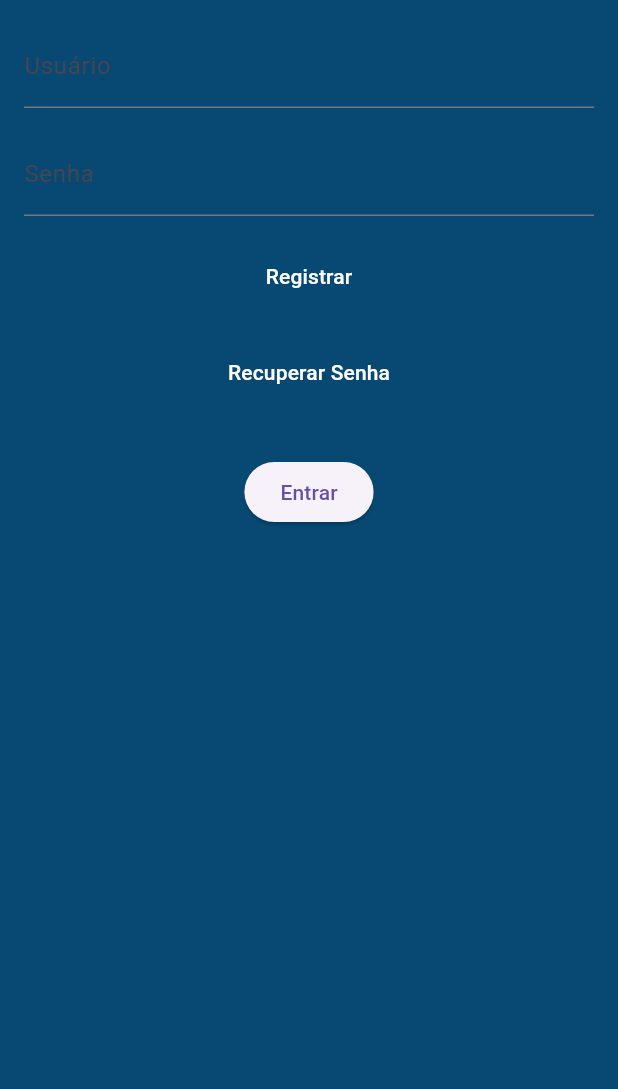
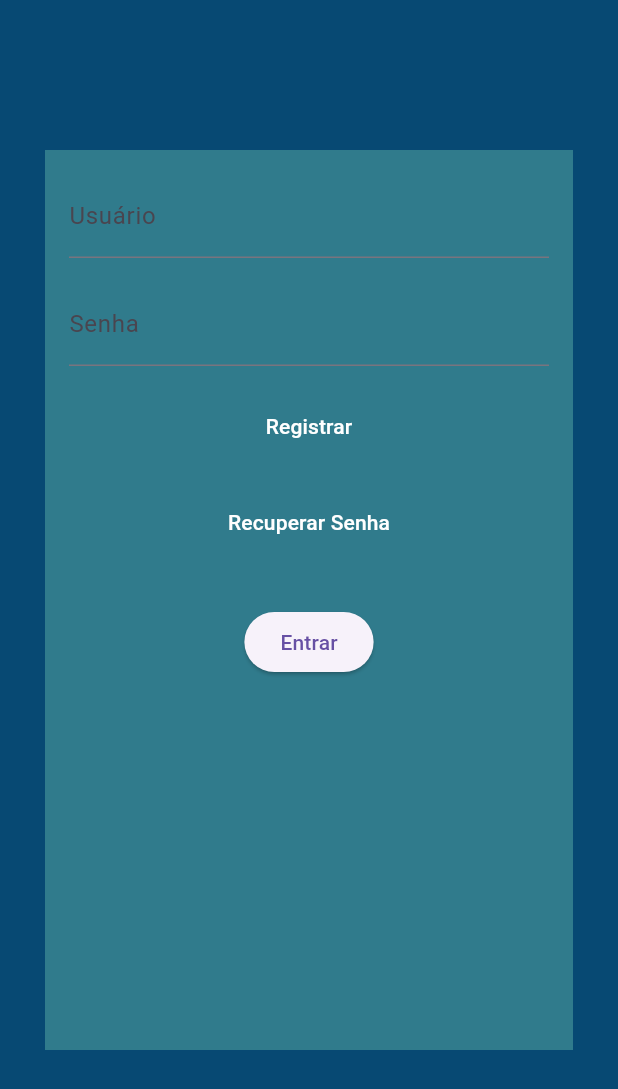
Before and after one commit to PedroBorgonhone/mobile_crypto, a Flutter app: the screen it shows after launch, on a phone screen of 412 x 824 dp. Shown: the top 1089 px of the screen. Run offline on Flutter 3.47's test engine with Material 3 defaults, Android fonts, the phone set to English and light mode, and no system bars.

Commit message:
feat: Ajuste no layout da tela de Login para melhor apresentação

```diff
--- a/lib/pages/tela_login.dart
+++ b/lib/pages/tela_login.dart
@@ -10,7 +10,12 @@ class TelaLogin extends StatelessWidget {
   Widget build(BuildContext context) {
     return Scaffold(
 
-      body: Padding(
+      body: Container(
+        color: Color(0xFF307B8C),
+        height: 600,
+        width: double.infinity,
+        margin: EdgeInsets.only(top: 100, left: 30, right: 30, bottom: 100),
+
         padding: const EdgeInsets.all(16.0),
         child: Column(
           children: <Widget>[
```
